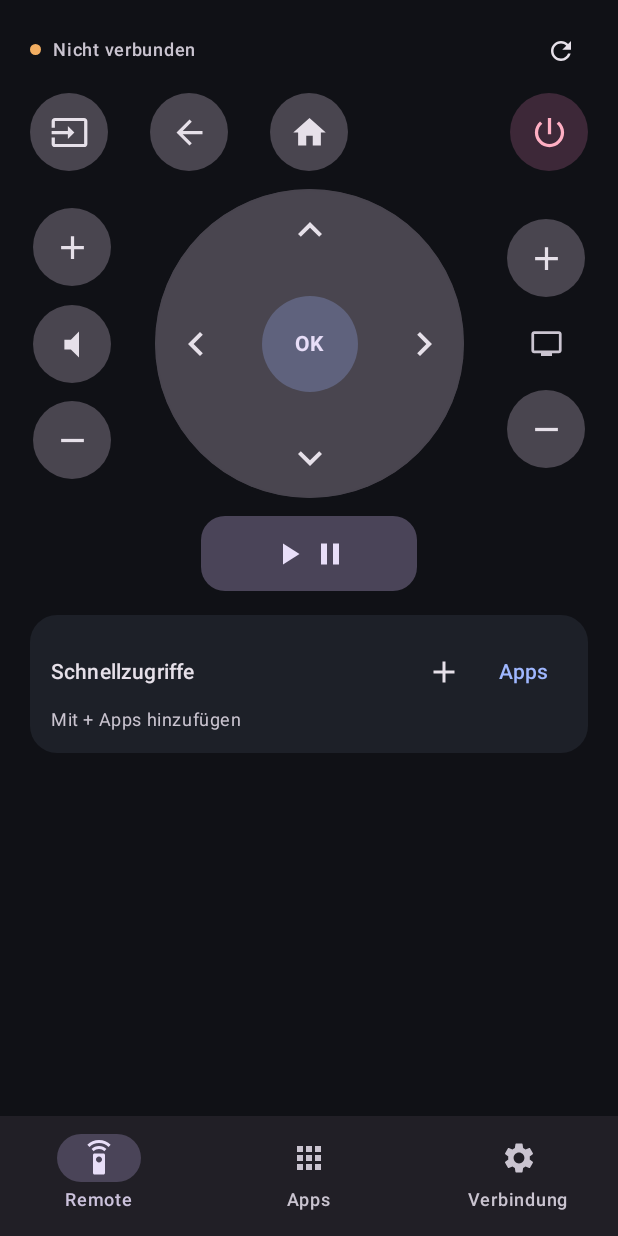
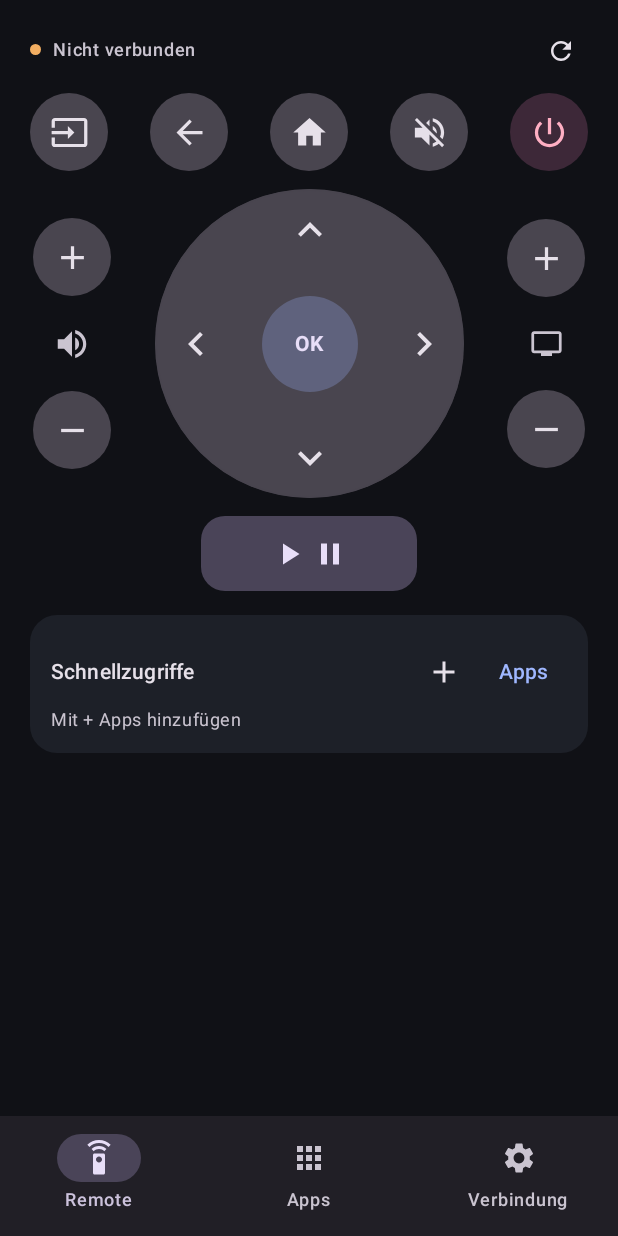
Before and after one commit to theTscheZ/Samsung-TV-Remote-for-Android, an Android app built with Jetpack Compose: the screen it shows after launch (MainActivity), on a phone screen of 412 x 824 dp. Run offline under Robolectric (Android 15) with nearby library versions, the phone set to English and light mode, and no system bars.

Commit message:
Restore top mute key and make center volume icon decorative; display circular PNG artwork edge to edge

```diff
--- a/app/src/main/java/com/example/samsungremote/MainActivity.kt
+++ b/app/src/main/java/com/example/samsungremote/MainActivity.kt
@@ -411,7 +411,8 @@ private fun CompactRemote(
                 onClick = { onKey("KEY_RETURN") })
             ControlButton(Icons.Default.Home, "Home",
                 onClick = { onKey("KEY_HOME") })
-            Spacer(Modifier.size(52.dp))
+            ControlButton(Icons.Default.VolumeOff, "Stumm",
+                onClick = { onKey("KEY_MUTE") })
             ControlButton(Icons.Default.PowerSettingsNew, "Ein/Aus",
                 background = Color(0xFF3D2838),
                 tint = Color(0xFFFFAFC3),
@@ -428,7 +429,12 @@ private fun CompactRemote(
                     verticalArrangement = Arrangement.SpaceEvenly
                 ) {
                     ControlButton(Icons.Default.Add, "Lauter", onClick = { onKey("KEY_VOLUP") })
-                    ControlButton(Icons.Default.VolumeMute, "Stumm", onClick = { onKey("KEY_MUTE") })
+                    Icon(
+                        imageVector = Icons.Default.VolumeUp,
+                        contentDescription = "Lautstärke",
+                        tint = MaterialTheme.colorScheme.onSurfaceVariant,
+                        modifier = Modifier.size(25.dp)
+                    )
                     ControlButton(Icons.Default.Remove, "Leiser", onClick = { onKey("KEY_VOLDOWN") })
                 }
                 Box(
@@ -673,7 +679,7 @@ private fun ShortcutIcon(
                     painter = painterResource(brand.iconRes),
                     contentDescription = null,
                     contentScale = ContentScale.Fit,
-                    modifier = Modifier.size(54.dp)
+                    modifier = Modifier.fillMaxSize().clip(CircleShape)
                 )
             }
             brand?.wordmark != null -> {
```
